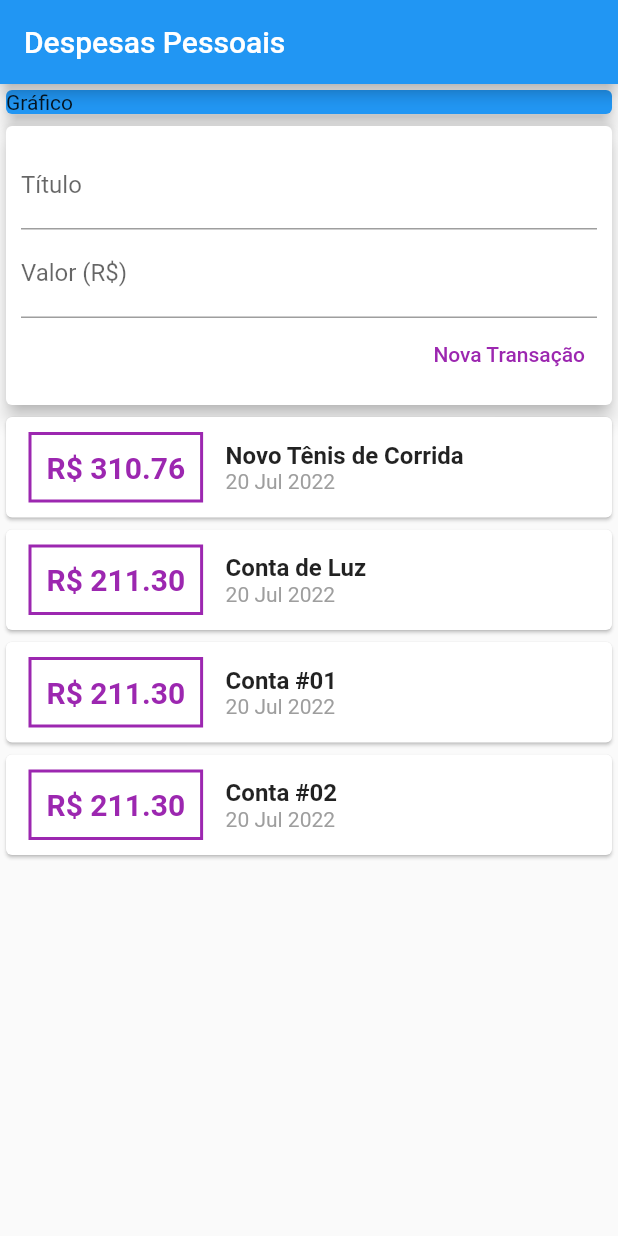
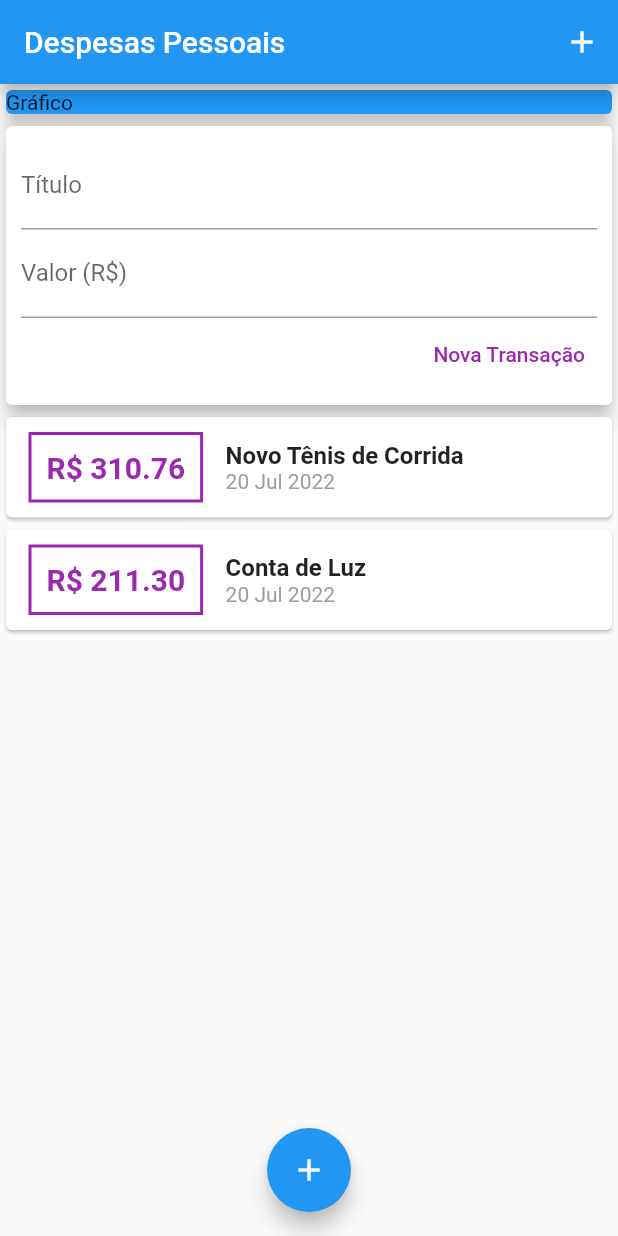
Before and after one commit to luwanhika/expenses, a Flutter app: the screen it shows after launch, after a tap on "Nova Transação", on a phone screen of 412 x 824 dp. Run offline on Flutter 3.47's test engine with Material 2 defaults, Android fonts, the phone set to English and light mode, and no system bars.

Commit message:
adicionar os botões de transações

```diff
--- a/lib/components/transaction_form.dart
+++ b/lib/components/transaction_form.dart
@@ -7,6 +7,17 @@ class TransacionForm extends StatelessWidget {
   final void Function(String, double) onSubmit;
 
   TransacionForm(this.onSubmit, {Key? key}) : super(key: key);
+
+  _submitForm() {
+    final title = titleController.text;
+    final value = double.tryParse(valueController.text) ?? 0.0;
+
+    if (title.isEmpty || value <= 0) {
+      return;
+    }
+
+    onSubmit(title, value);
+  }
 
   @override
   Widget build(BuildContext context) {
@@ -18,12 +29,16 @@ class TransacionForm extends StatelessWidget {
           children: [
             TextField(
               controller: titleController,
+              onSubmitted: (_) => _submitForm(),
               decoration: const InputDecoration(
                 labelText: 'Título',
               ),
             ),
             TextField(
               controller: valueController,
+              keyboardType:
+                  const TextInputType.numberWithOptions(decimal: true),
+              onSubmitted: (_) => _submitForm(),
               decoration: const InputDecoration(
                 labelText: 'Valor (R\$)',
               ),
@@ -35,12 +50,8 @@ class TransacionForm extends StatelessWidget {
                   style: TextButton.styleFrom(
                     primary: Colors.purple,
                   ),
+                  onPressed: _submitForm,
                   child: const Text('Nova Transação'),
-                  onPressed: () {
-                    final title = titleController.text;
-                    final value = double.tryParse(valueController.text) ?? 0.0;
-                    onSubmit(title, value);
-                  },
                 ),
               ],
             ),
--- a/lib/components/transaction_user.dart
+++ b/lib/components/transaction_user.dart
@@ -27,30 +27,6 @@ class _TransactionUserState extends State<TransactionUser> {
       value: 211.30,
       date: DateTime.now(),
     ),
-    Transaction(
-      id: 't20',
-      title: 'Conta #01',
-      value: 211.30,
-      date: DateTime.now(),
-    ),
-    Transaction(
-      id: 't3',
-      title: 'Conta #02',
-      value: 211.30,
-      date: DateTime.now(),
-    ),
-    Transaction(
-      id: 't4',
-      title: 'Conta #03',
-      value: 211.30,
-      date: DateTime.now(),
-    ),
-    Transaction(
-      id: 't5',
-      title: 'Conta #04',
-      value: 211.30,
-      date: DateTime.now(),
-    ),
   ];
 
   _addTransaction(String title, double value) {
--- a/lib/main.dart
+++ b/lib/main.dart
@@ -10,6 +10,7 @@ class ExpensesApp extends StatelessWidget {
   @override
   Widget build(BuildContext context) {
     return const MaterialApp(
+      debugShowCheckedModeBanner: false,
       home: MyHomePage(),
     );
   }
@@ -18,10 +19,18 @@ class ExpensesApp extends StatelessWidget {
 class MyHomePage extends StatelessWidget {
   const MyHomePage({Key? key}) : super(key: key);
 
+
+
   @override
   Widget build(BuildContext context) {
     return Scaffold(
       appBar: AppBar(
+        actions: [
+          IconButton(
+            onPressed: () {},
+            icon: const Icon(Icons.add),
+          ),
+        ],
         title: const Text('Despesas Pessoais'),
       ),
       body: SingleChildScrollView(
@@ -40,6 +49,11 @@ class MyHomePage extends StatelessWidget {
           ],
         ),
       ),
+      floatingActionButton: FloatingActionButton(
+        onPressed: () {},
+        child: const Icon(Icons.add),
+      ),
+      floatingActionButtonLocation: FloatingActionButtonLocation.centerFloat,
     );
   }
 }
```
